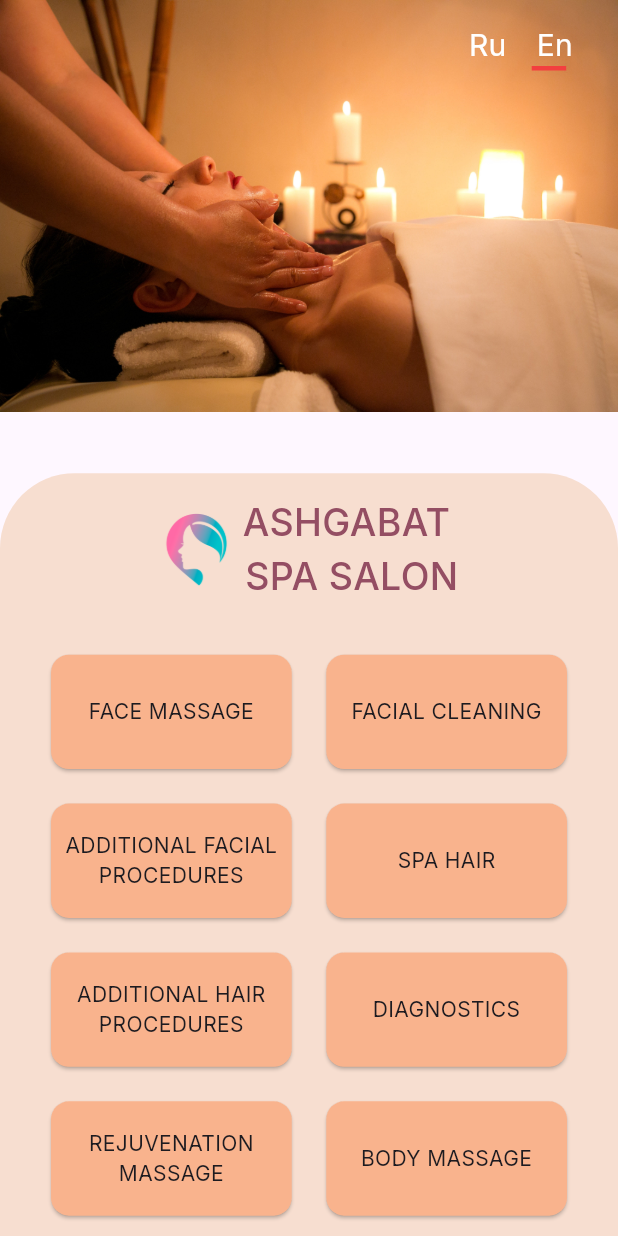
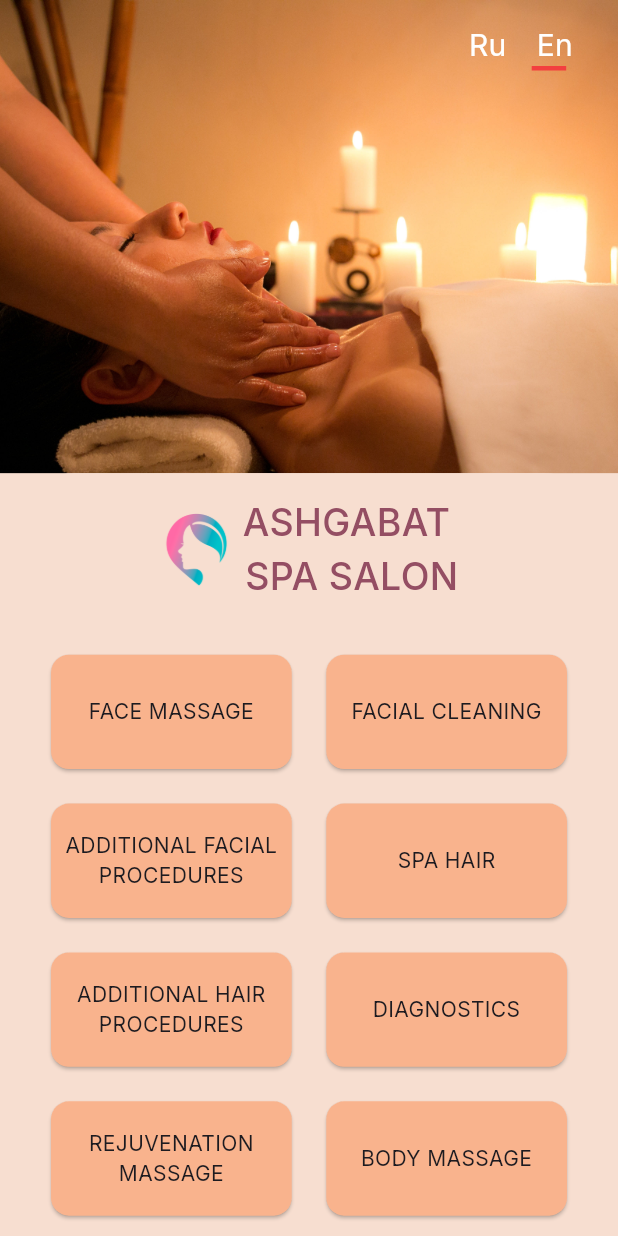
Before and after one commit to MergenTaganow/beauty_app, a Flutter app: the screen it shows after launch, on a phone screen of 412 x 824 dp. Run offline on Flutter 3.47's test engine with Material 3 defaults, Android fonts, the phone set to English and light mode, and no system bars; our stand-ins replace google_fonts, video_player, visibility_detector; generated files the repository leaves out were written again.

Commit message:
controlled orientation of phone

```diff
--- a/lib/features/welcome/welcome.dart
+++ b/lib/features/welcome/welcome.dart
@@ -44,32 +44,50 @@
         json.decode(jsontextcost).map((list) => List<String>.from(list)));
     print(procedureCosts);
 
+    return OrientationBuilder(builder: (context, orientation) {
       return Scaffold(
         extendBodyBehindAppBar: true,
         appBar: mainAppBar(context),
         body: Stack(
-        alignment: Alignment.topCenter,
+          alignment: orientation == Orientation.portrait
+              ? Alignment.topCenter
+              : Alignment.centerLeft,
           children: [
             Image.asset(
               'assets/images/background.jpg',
-            width: MediaQuery.of(context).size.width,
+              fit: BoxFit.cover,
+              width: orientation == Orientation.portrait
+                  ? MediaQuery.of(context).size.width
+                  : MediaQuery.of(context).size.width / 3.5 + 130,
+              height: orientation == Orientation.portrait
+                  ? MediaQuery.of(context).size.height / 3.5 + 120
+                  : MediaQuery.of(context).size.height,
             ),
             Padding(
               padding: EdgeInsets.only(
-                top: MediaQuery.of(context).size.height / 3.5 + 80),
+                top: orientation == Orientation.portrait
+                    ? MediaQuery.of(context).size.height / 3.5 + 80
+                    : 0,
+                left: orientation == Orientation.portrait
+                    ? 0
+                    : MediaQuery.of(context).size.width / 3.5 + 130,
+              ),
               child: Container(
                 width: MediaQuery.of(context).size.width,
                 height: double.infinity,
-              decoration: const BoxDecoration(
+                decoration: orientation == Orientation.portrait
+                    ? const BoxDecoration(
                         borderRadius: BorderRadius.only(
                           topRight: Radius.circular(50),
                           topLeft: Radius.circular(50),
                         ),
                         color: Color(0xFFF7DED0),
-              ),
+                      )
+                    : null,
+                color: const Color(0xFFF7DED0),
                 child: Column(
                   children: [
-                  SizedBox(
+                    const SizedBox(
                       height: 15,
                     ),
                     Row(
@@ -106,7 +124,8 @@
                                             videoFolder: categoryVideo[index],
                                             videoCount: videoCount[index],
                                             pocedures: procedures[index],
-                                          pocedureCosts: procedureCosts[index],
+                                            pocedureCosts:
+                                                procedureCosts[index],
                                           )));
                             },
                             child: SizedBox(
@@ -144,5 +163,6 @@
           ],
         ),
       );
+    });
   }
 }
```
Also changed, not shown: lib/features/video/video_screen.dart (+27 -7 lines). Lines whose indentation alone changed are shown as unchanged.
